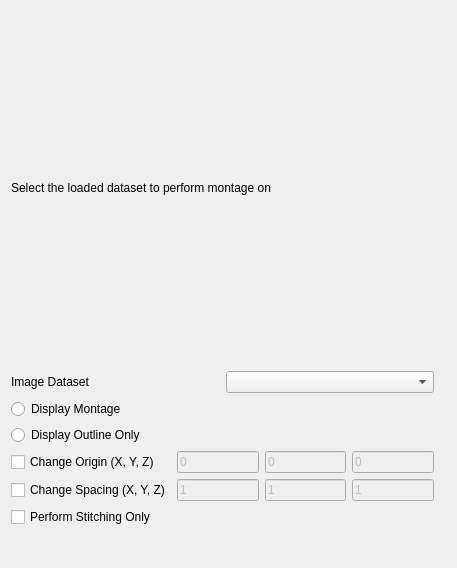
Above: SIMPLVtkLib/Wizards/PerformMontage/UI_Files/DisplayTypeSelectionPage.ui from tplatt77/SIMPLVtkLib before the change. Below: the same form after it.
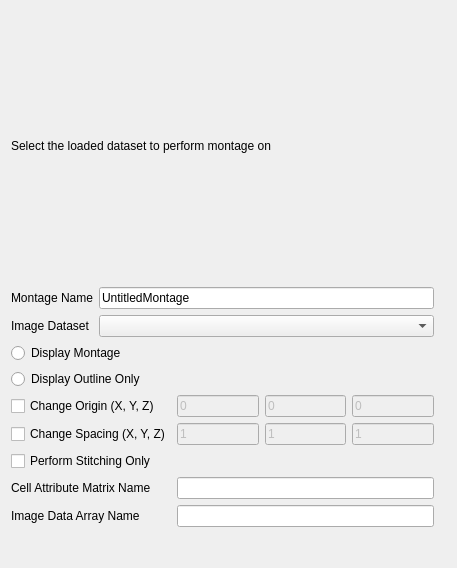
That is the form after the change.

Commit message: Added montage name and data array path names to Perform Montage wizard * Montage name is mainly used for IMF Viewer purposes * Data array path names include Cell Attribute Matrix Name and Image Data Array Name which are used to get the image data for the montage

Diff of the .ui file:
```diff
--- a/SIMPLVtkLib/Wizards/PerformMontage/UI_Files/DisplayTypeSelectionPage.ui
+++ b/SIMPLVtkLib/Wizards/PerformMontage/UI_Files/DisplayTypeSelectionPage.ui
@@ -49,20 +49,41 @@
    </item>
    <item row="1" column="0">
     <layout class="QGridLayout" name="gridLayout_2">
-     <item row="0" column="0">
+     <item row="1" column="1">
+      <widget class="QComboBox" name="datasetCB"/>
+     </item>
+     <item row="1" column="0">
       <widget class="QLabel" name="label_3">
        <property name="text">
         <string>Image Dataset</string>
        </property>
       </widget>
      </item>
+     <item row="0" column="0">
+      <widget class="QLabel" name="label">
+       <property name="text">
+        <string>Montage Name</string>
+       </property>
+      </widget>
+     </item>
      <item row="0" column="1">
-      <widget class="QComboBox" name="datasetCB"/>
+      <widget class="QLineEdit" name="montageNameLE">
+       <property name="text">
+        <string>UntitledMontage</string>
+       </property>
+      </widget>
      </item>
     </layout>
    </item>
    <item row="4" column="0">
     <layout class="QGridLayout" name="advancedGridLayout">
+     <item row="3" column="1" colspan="3">
+      <widget class="QLineEdit" name="cellAttrMatrixNameLE">
+       <property name="text">
+        <string/>
+       </property>
+      </widget>
+     </item>
      <item row="1" column="1">
       <widget class="QLineEdit" name="spacingX">
        <property name="enabled">
@@ -83,10 +104,13 @@
        </property>
       </widget>
      </item>
-     <item row="0" column="0">
-      <widget class="QCheckBox" name="changeOriginCB">
+     <item row="0" column="3">
+      <widget class="QLineEdit" name="originZ">
+       <property name="enabled">
+        <bool>false</bool>
+       </property>
        <property name="text">
-        <string>Change Origin (X, Y, Z)</string>
+        <string>0</string>
        </property>
       </widget>
      </item>
@@ -117,23 +141,10 @@
        </property>
       </widget>
      </item>
-     <item row="0" column="3">
-      <widget class="QLineEdit" name="originZ">
-       <property name="enabled">
-        <bool>false</bool>
-       </property>
+     <item row="0" column="0">
+      <widget class="QCheckBox" name="changeOriginCB">
        <property name="text">
-        <string>0</string>
-       </property>
-      </widget>
-     </item>
-     <item row="1" column="2">
-      <widget class="QLineEdit" name="spacingY">
-       <property name="enabled">
-        <bool>false</bool>
-       </property>
-       <property name="text">
-        <string>1</string>
+        <string>Change Origin (X, Y, Z)</string>
        </property>
       </widget>
      </item>
@@ -144,6 +155,33 @@
        </property>
       </widget>
      </item>
+     <item row="1" column="2">
+      <widget class="QLineEdit" name="spacingY">
+       <property name="enabled">
+        <bool>false</bool>
+       </property>
+       <property name="text">
+        <string>1</string>
+       </property>
+      </widget>
+     </item>
+     <item row="4" column="1" colspan="3">
+      <widget class="QLineEdit" name="imageArrayNameLE"/>
+     </item>
+     <item row="3" column="0">
+      <widget class="QLabel" name="label_4">
+       <property name="text">
+        <string>Cell Attribute Matrix Name</string>
+       </property>
+      </widget>
+     </item>
+     <item row="4" column="0">
+      <widget class="QLabel" name="label_5">
+       <property name="text">
+        <string>Image Data Array Name</string>
+       </property>
+      </widget>
+     </item>
     </layout>
    </item>
    <item row="3" column="0">
```
The commit also changes 2 other files.
